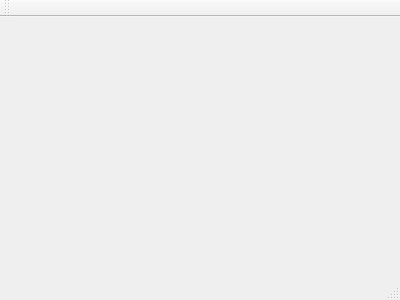
Old version of the form sources/MinesweeperGame/MinesweeperDesktop/mainwindow.ui in the repository Ecl1pce/MinesweeperGame.
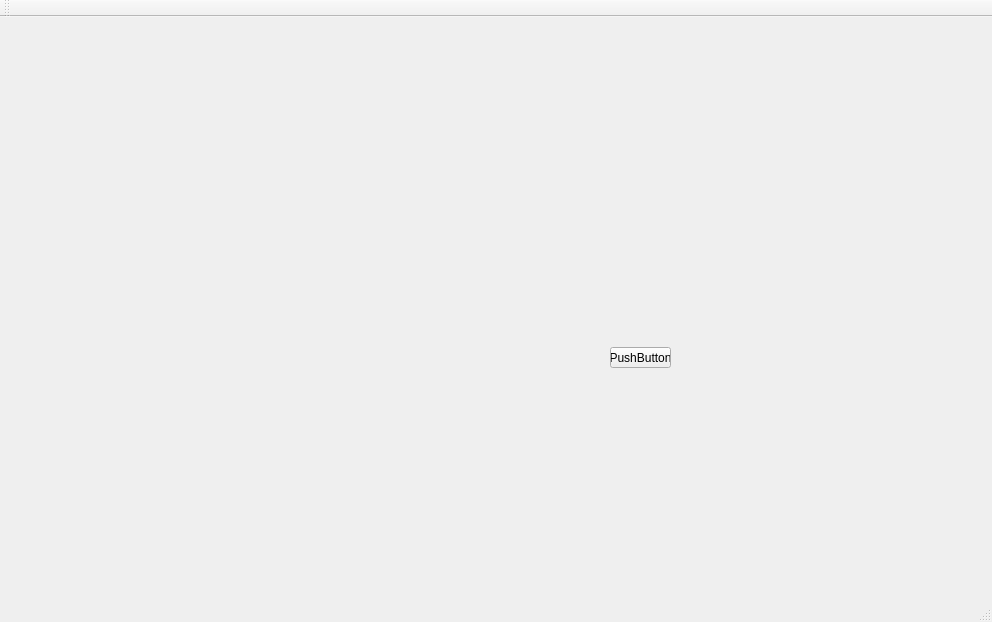
New version of the form.

Diff of the .ui file:
```diff
--- a/sources/MinesweeperGame/MinesweeperDesktop/mainwindow.ui
+++ b/sources/MinesweeperGame/MinesweeperDesktop/mainwindow.ui
@@ -1,24 +1,53 @@
 <ui version="4.0">
  <class>MainWindow</class>
- <widget class="QMainWindow" name="MainWindow" >
-  <property name="geometry" >
+ <widget class="QMainWindow" name="MainWindow">
+  <property name="geometry">
    <rect>
     <x>0</x>
     <y>0</y>
-    <width>400</width>
-    <height>300</height>
+    <width>992</width>
+    <height>622</height>
    </rect>
   </property>
   <property name="windowTitle" >
    <string>MainWindow</string>
   </property>
-  <widget class="QMenuBar" name="menuBar" />
-  <widget class="QToolBar" name="mainToolBar" />
-  <widget class="QWidget" name="centralWidget" />
-  <widget class="QStatusBar" name="statusBar" />
+  <widget class="QWidget" name="centralWidget">
+   <widget class="QPushButton" name="pushButton">
+    <property name="geometry">
+     <rect>
+      <x>610</x>
+      <y>330</y>
+      <width>61</width>
+      <height>21</height>
+     </rect>
+    </property>
+    <property name="text">
+     <string>PushButton</string>
+    </property>
+   </widget>
+  </widget>
+  <widget class="QMenuBar" name="menuBar">
+   <property name="geometry">
+    <rect>
+     <x>0</x>
+     <y>0</y>
+     <width>992</width>
+     <height>21</height>
+    </rect>
+   </property>
+  </widget>
+  <widget class="QToolBar" name="mainToolBar">
+   <attribute name="toolBarArea">
+    <enum>TopToolBarArea</enum>
+   </attribute>
+   <attribute name="toolBarBreak">
+    <bool>false</bool>
+   </attribute>
+  </widget>
+  <widget class="QStatusBar" name="statusBar"/>
  </widget>
- <layoutDefault spacing="6" margin="11" />
- <pixmapfunction></pixmapfunction>
+ <layoutdefault spacing="6" margin="11"/>
  <resources/>
  <connections/>
 </ui>
```
Left out of the diff: 3 changed lines with no effect on the pictures.
